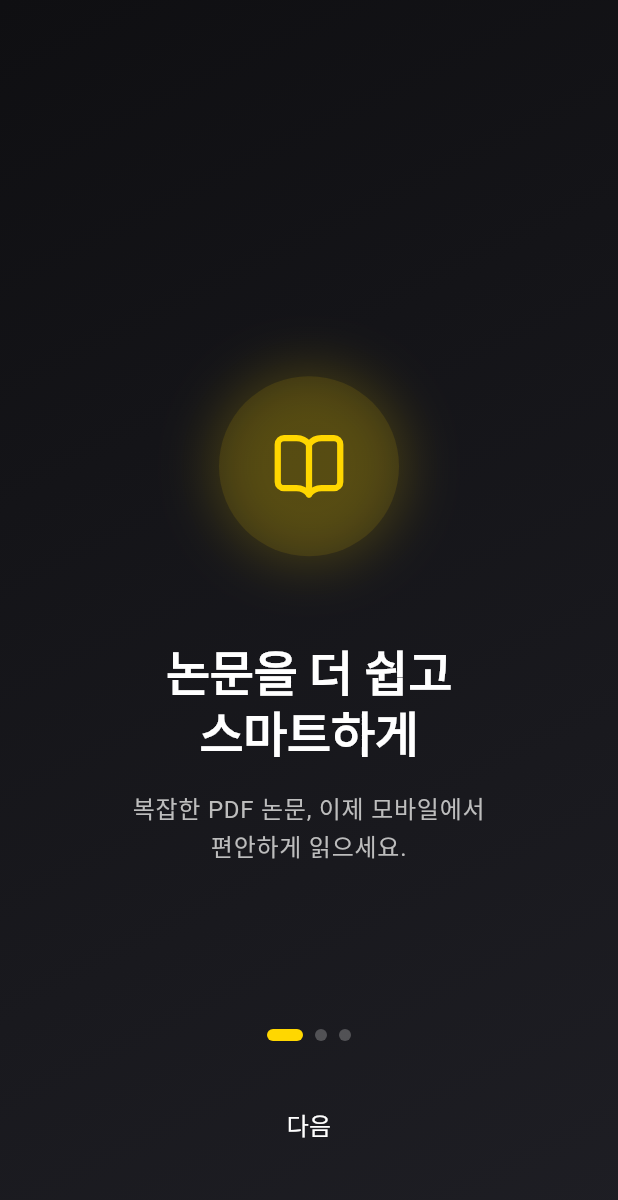
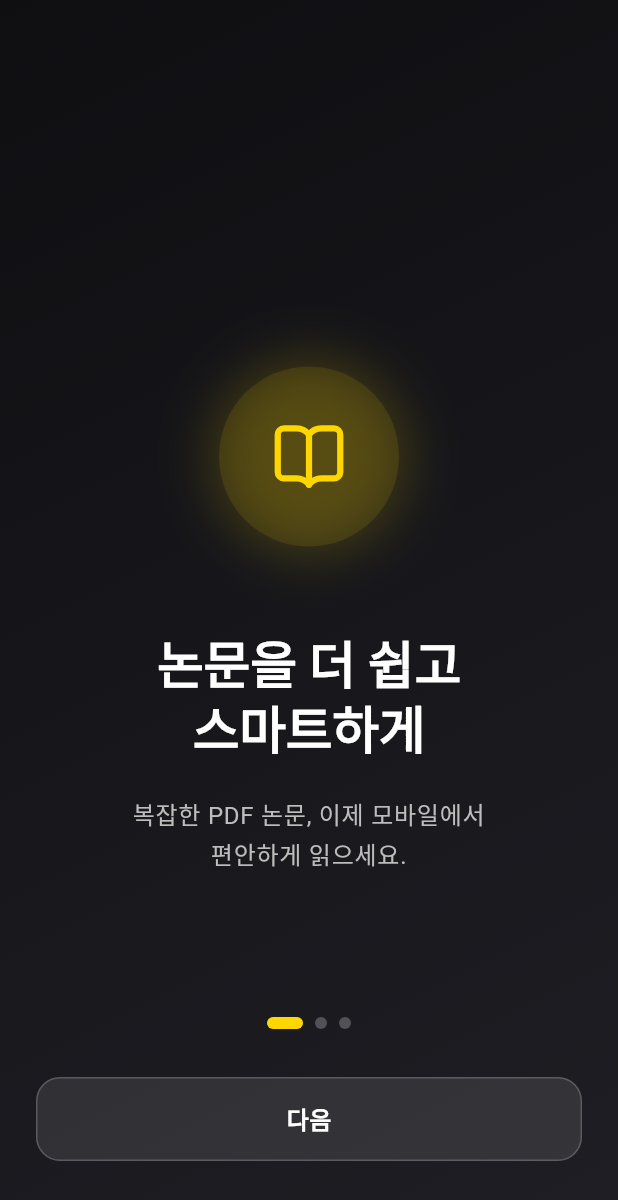
Before and after one commit to JongHyun070105/Paper_Summary, a Flutter app: the screen it shows after launch, on a phone screen of 412 x 824 dp. Shown: the top 1200 px of the screen. Run offline on Flutter 3.47's test engine with Material 3 defaults, Android fonts, the phone set to English and light mode, and no system bars; our stand-ins replace glassmorphism, google_fonts, lucide_icons.

Commit message:
UI 개선

```diff
--- a/lib/screens/onboarding_screen.dart
+++ b/lib/screens/onboarding_screen.dart
@@ -126,21 +126,29 @@ class _OnboardingScreenState extends State<OnboardingScreen>
                     },
                   ),
                   const SizedBox(height: 60),
-                  Text(
+                  Padding(
+                    padding: const EdgeInsets.symmetric(horizontal: 24),
+                    child: Text(
                       page['title']!,
                       textAlign: TextAlign.center,
                       style: Theme.of(context).textTheme.displayLarge?.copyWith(
-                      fontSize: 32,
+                        fontSize: 34,
                         height: 1.2,
+                        fontWeight: FontWeight.bold,
                       ),
                     ),
-                  const SizedBox(height: 20),
-                  Text(
+                  ),
+                  const SizedBox(height: 24),
+                  Padding(
+                    padding: const EdgeInsets.symmetric(horizontal: 32),
+                    child: Text(
                       page['desc']!,
                       textAlign: TextAlign.center,
                       style: Theme.of(context).textTheme.bodyLarge?.copyWith(
                         color: Colors.grey[400],
-                      height: 1.5,
+                        height: 1.6,
+                        fontSize: 16,
+                      ),
                     ),
                   ),
                 ],
@@ -183,12 +191,21 @@ class _OnboardingScreenState extends State<OnboardingScreen>
                       width: double.infinity,
                       height: 56,
                       decoration: BoxDecoration(
-                        color: Colors.white,
+                        color: Theme.of(context).primaryColor,
                         borderRadius: BorderRadius.circular(16),
+                        boxShadow: [
+                          BoxShadow(
+                            color: Theme.of(
+                              context,
+                            ).primaryColor.withValues(alpha: 0.3),
+                            blurRadius: 12,
+                            offset: const Offset(0, 4),
                           ),
-                      child: Row(
+                        ],
+                      ),
+                      child: const Row(
                         mainAxisAlignment: MainAxisAlignment.center,
-                        children: const [
+                        children: [
                           Icon(
                             LucideIcons.chrome,
                             color: Colors.black,
@@ -208,16 +225,33 @@ class _OnboardingScreenState extends State<OnboardingScreen>
                     ),
                   )
                 else
-                  TextButton(
-                    onPressed: () {
+                  GestureDetector(
+                    onTap: () {
                       _pageController.nextPage(
                         duration: const Duration(milliseconds: 300),
                         curve: Curves.easeInOut,
                       );
                     },
-                    child: const Text(
+                    child: Container(
+                      width: double.infinity,
+                      height: 56,
+                      decoration: BoxDecoration(
+                        color: Colors.white.withValues(alpha: 0.1),
+                        borderRadius: BorderRadius.circular(16),
+                        border: Border.all(
+                          color: Colors.white.withValues(alpha: 0.2),
+                        ),
+                      ),
+                      child: const Center(
+                        child: Text(
                           '다음',
-                      style: TextStyle(color: Colors.white, fontSize: 16),
+                          style: TextStyle(
+                            color: Colors.white,
+                            fontSize: 16,
+                            fontWeight: FontWeight.w600,
+                          ),
+                        ),
+                      ),
                     ),
                   ),
               ],
```
Also changed, not shown: lib/screens/home_screen.dart (+23 -10 lines), lib/screens/interest_selection_screen.dart (+30 -9 lines), lib/screens/login_screen.dart (+16 -6 lines), lib/screens/main_screen.dart (+15 -4 lines), 1 other file. Lines whose indentation alone changed are shown as unchanged.
